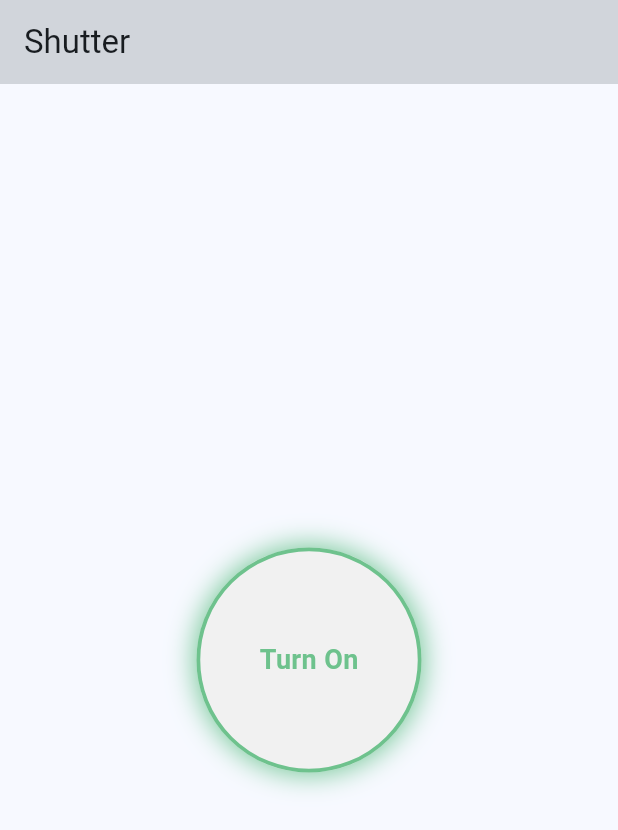
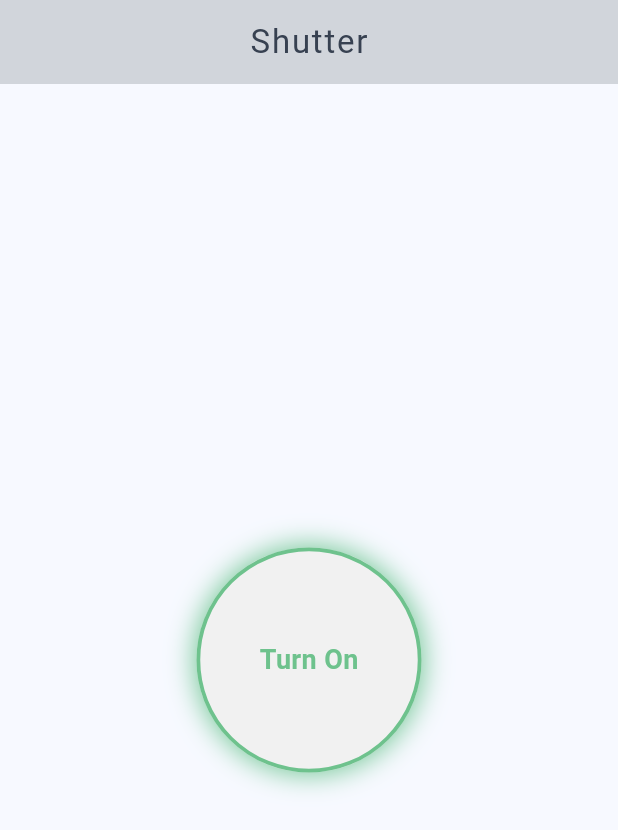
Before and after one commit to HananMustafa/shutter, a Flutter app: the screen it shows after launch, on a phone screen of 412 x 824 dp. Shown: the top 830 px of the screen. Run offline on Flutter 3.47's test engine with Material 3 defaults, Android fonts, the phone set to English and light mode, and no system bars; missing offline and left inert: flutter_overlay_window; statements that could not run were skipped.

Commit message:
final touch

```diff
--- a/lib/homepage.dart
+++ b/lib/homepage.dart
@@ -27,8 +27,18 @@ class _MyHomePageState extends State<MyHomePage> {
   Widget build(BuildContext context) {
     return Scaffold(
       appBar: AppBar(
-        backgroundColor: Color.fromRGBO(209, 213, 219, 1),
-        title: Text(widget.title),
+        centerTitle: true,
+        backgroundColor: const Color.fromRGBO(209, 213, 219, 1),
+        elevation: 0,
+        title: Text(
+          'Shutter',
+          style: const TextStyle(
+            fontSize: 22,
+            fontWeight: FontWeight.w400,
+            letterSpacing: 1.2,
+            color: Color.fromRGBO(55, 65, 81, 1),
+          ),
+        ),
       ),
       body: Center(
         child: GestureDetector(
```
